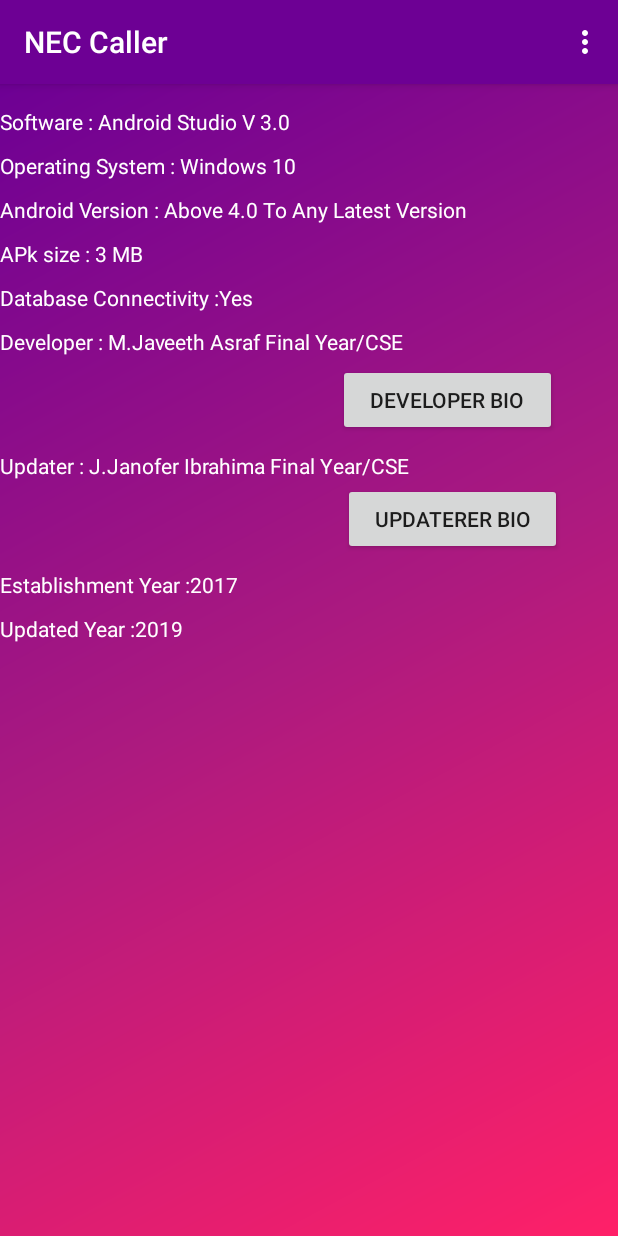
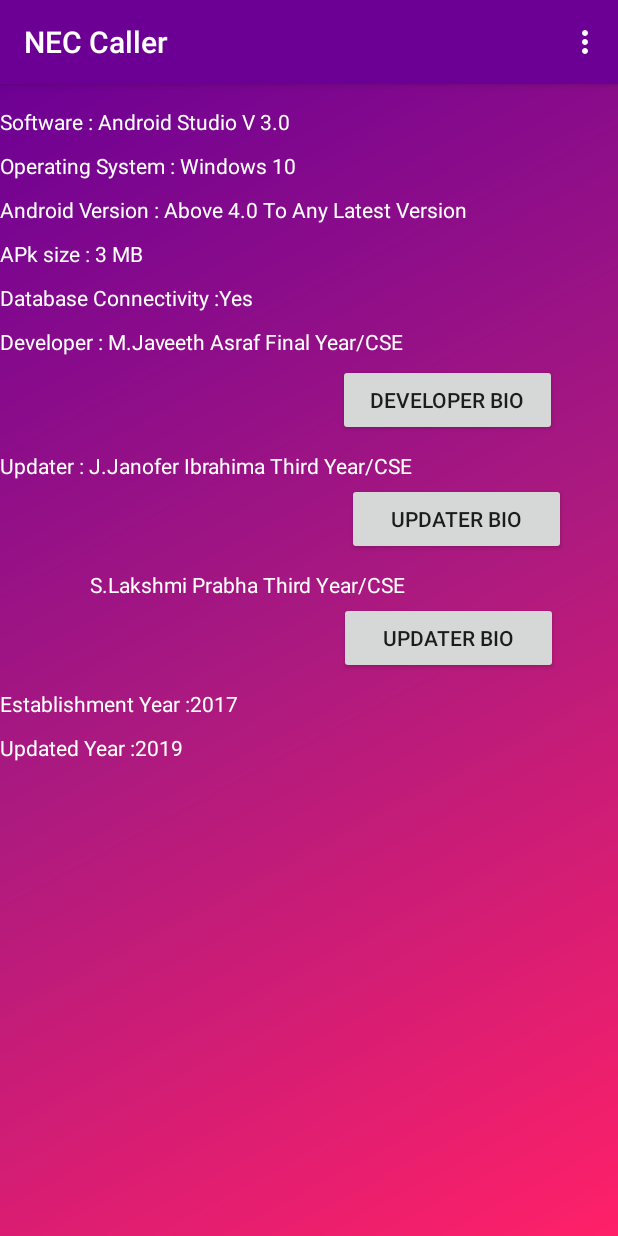
Before and after one commit to Janofer-31j/MovieTickets, an Android app: the Main4Activity screen opened directly, with no data from a screen before it, on a phone screen of 412 x 824 dp. Run offline under Robolectric (Android 15) with nearby library versions, the phone set to English and light mode, and no system bars.

Commit message:
commiting source code

```diff
--- a/app/src/main/java/info/androidhive/nec/Main4Activity.java
+++ b/app/src/main/java/info/androidhive/nec/Main4Activity.java
@@ -14,7 +14,7 @@
     protected void onCreate(Bundle savedInstanceState) {
         super.onCreate(savedInstanceState);
         setContentView(R.layout.activity_main4);
-        Button btn=(Button)findViewById(R.id.btn_about);
+        Button btn= findViewById(R.id.btn_about);
         btn.setOnClickListener(new View.OnClickListener() {
             @Override
             public void onClick(View view) {
@@ -24,12 +24,21 @@
             }
         });
 
-        Button btn1=(Button)findViewById(R.id.btn_about1);
+        Button btn1= findViewById(R.id.btn_about1);
         btn1.setOnClickListener(new View.OnClickListener() {
             @Override
             public void onClick(View view) {
                 Intent intent = new Intent(getApplicationContext(), Results.class);
                 intent.putExtra("code", "JAN002");
+                startActivity(intent);
+            }
+        });
+        Button btn2= findViewById(R.id.btn_about2);
+        btn2.setOnClickListener(new View.OnClickListener() {
+            @Override
+            public void onClick(View view) {
+                Intent intent = new Intent(getApplicationContext(), Results.class);
+                intent.putExtra("code", "PRA003");
                 startActivity(intent);
             }
         });
--- a/app/src/main/res/layout/activity_main4.xml
+++ b/app/src/main/res/layout/activity_main4.xml
@@ -67,12 +67,20 @@
             android:layout_width="wrap_content"
             android:layout_height="wrap_content"
             android:layout_marginTop="10dp"
-            android:text="Updater : J.Janofer Ibrahima Final Year/CSE"
+            android:text="Updater : J.Janofer Ibrahima Third Year/CSE"
+            android:textColor="#ffffff" />
+        <TextView
+            android:id="@+id/updatedby1"
+            android:layout_below="@+id/btn_about1"
+            android:layout_width="wrap_content"
+            android:layout_height="wrap_content"
+            android:layout_marginTop="10dp"
+            android:text="                  S.Lakshmi Prabha Third Year/CSE"
             android:textColor="#ffffff" />
 
         <TextView
             android:id="@+id/establishmentyear"
-            android:layout_below="@+id/btn_about1"
+            android:layout_below="@+id/btn_about2"
             android:layout_width="wrap_content"
             android:layout_height="wrap_content"
             android:layout_marginTop="10dp"
@@ -113,7 +121,19 @@
             android:layout_marginTop="2dp"
             android:layout_toEndOf="@+id/updatedby"
             android:layout_toRightOf="@+id/updatedby"
-            android:text="Updaterer Bio" />
+            android:text="Updater Bio" />
+        <Button
+            android:id="@+id/btn_about2"
+            android:layout_width="146dp"
+            android:layout_height="wrap_content"
+            android:layout_below="@+id/updatedby1"
+            android:layout_gravity="center_horizontal"
+            android:layout_marginStart="-44dp"
+            android:layout_marginLeft="-44dp"
+            android:layout_marginTop="2dp"
+            android:layout_toEndOf="@+id/updatedby1"
+            android:layout_toRightOf="@+id/updatedby1"
+            android:text="Updater Bio" />
 
 
 
```
Also changed, not shown: app/src/main/assets/databases/staff.db, app/src/main/assets/staff.db.
